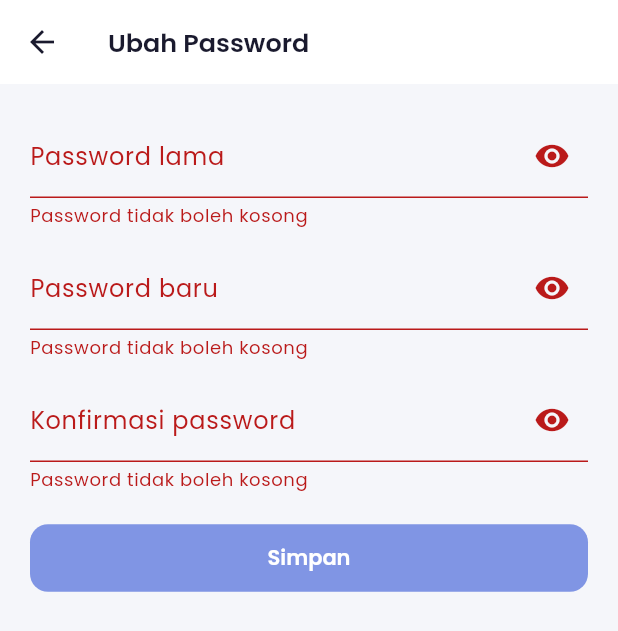
After one commit to Maan-py/Kostify, a Flutter app: the ChangePasswordScreen screen opened directly, after a tap on "Simpan", on a phone screen of 412 x 824 dp. The commit adds this screen. Shown: the top 631 px of the screen. Run offline on Flutter 3.47's test engine with Material 3 defaults, Android fonts, the phone set to English and light mode, and no system bars; our stand-ins replace camera, connectivity_plus, flutter_dotenv, flutter_image_compress, flutter_local_notifications, flutter_map and 9 more; missing offline and left inert: bcrypt, google_mlkit_text_recognition; accounts and stored records are empty.

Commit message:
feat: add tenant change password

```diff
--- a/lib/services/database_helper.dart
+++ b/lib/services/database_helper.dart
@@ -347,14 +347,11 @@ class DatabaseHelper {
     required String newPassword,
   }) async {
     final db = await database;
-    // Verifikasi password lama
-    final result = await db.query(
-      'users',
-      where: 'id = ? AND password = ?',
-      whereArgs: [userId, DatabaseHelper.hashPassword(oldPassword)],
-    );
-    if (result.isEmpty) return false;
-    // Update password baru
+    final maps =
+        await db.query('users', where: 'id = ?', whereArgs: [userId], limit: 1);
+    if (maps.isEmpty) return false;
+    final storedHash = maps.first['password'] as String? ?? '';
+    if (!DatabaseHelper.verifyPassword(oldPassword, storedHash)) return false;
     await db.update(
       'users',
       {'password': DatabaseHelper.hashPassword(newPassword)},
--- /dev/null
+++ b/lib/views/tenant/change_password_screen.dart
@@ -0,0 +1,171 @@
+// lib/views/tenant/change_password_screen.dart
+
+import 'package:flutter/material.dart';
+import 'package:get/get.dart';
+
+import '../../controllers/auth_controller.dart';
+import '../../services/database_helper.dart';
+import '../../utils/validators.dart';
+
+class ChangePasswordScreen extends StatefulWidget {
+  const ChangePasswordScreen({super.key});
+
+  @override
+  State<ChangePasswordScreen> createState() => _ChangePasswordScreenState();
+}
+
+class _ChangePasswordScreenState extends State<ChangePasswordScreen> {
+  final _formKey = GlobalKey<FormState>();
+  final _oldController = TextEditingController();
+  final _newController = TextEditingController();
+  final _confirmController = TextEditingController();
+  final _auth = AuthController.to;
+  final _db = DatabaseHelper();
+
+  bool _loading = false;
+  bool _showOld = false;
+  bool _showNew = false;
+  bool _showConfirm = false;
+
+  @override
+  void dispose() {
+    _oldController.dispose();
+    _newController.dispose();
+    _confirmController.dispose();
+    super.dispose();
+  }
+
+  Future<void> _submit() async {
+    if (!_formKey.currentState!.validate()) return;
+    final user = _auth.currentUser.value;
+    if (user == null || user.id == null) return;
+
+    setState(() => _loading = true);
+    final oldPass = _oldController.text;
+    final newPass = _newController.text;
+    try {
+      final ok = await _db.changePassword(
+        userId: user.id!,
+        oldPassword: oldPass,
+        newPassword: newPass,
+      );
+      if (ok) {
+        if (mounted) {
+          ScaffoldMessenger.of(context).showSnackBar(
+            const SnackBar(
+              content: Text('Password berhasil diperbarui'),
+              backgroundColor: Color(0xFF8095E4),
+            ),
+          );
+          Navigator.pop(context);
+        }
+      } else {
+        if (mounted) {
+          ScaffoldMessenger.of(context).showSnackBar(
+            const SnackBar(
+              content: Text('Password lama salah'),
+              backgroundColor: Colors.red,
+            ),
+          );
+        }
+      }
+    } catch (e) {
+      if (mounted) {
+        ScaffoldMessenger.of(context).showSnackBar(
+          SnackBar(
+              content: Text('Terjadi kesalahan: ${e.toString()}'),
+              backgroundColor: Colors.red),
+        );
+      }
+    } finally {
+      if (mounted) setState(() => _loading = false);
+    }
+  }
+
+  @override
+  Widget build(BuildContext context) {
+    return Scaffold(
+      appBar: AppBar(
+        title: const Text('Ubah Password',
+            style: TextStyle(fontWeight: FontWeight.w600)),
+        backgroundColor: Colors.white,
+        elevation: 0,
+      ),
+      backgroundColor: const Color(0xFFF5F6FA),
+      body: Padding(
+        padding: const EdgeInsets.all(20),
+        child: Form(
+          key: _formKey,
+          child: Column(
+            children: [
+              TextFormField(
+                controller: _oldController,
+                obscureText: !_showOld,
+                decoration: InputDecoration(
+                  labelText: 'Password lama',
+                  suffixIcon: IconButton(
+                    icon: Icon(
+                        _showOld ? Icons.visibility_off : Icons.visibility),
+                    onPressed: () => setState(() => _showOld = !_showOld),
+                  ),
+                ),
+                validator: AppValidators.validatePassword,
+              ),
+              const SizedBox(height: 12),
+              TextFormField(
+                controller: _newController,
+                obscureText: !_showNew,
+                decoration: InputDecoration(
+                  labelText: 'Password baru',
+                  suffixIcon: IconButton(
+                    icon: Icon(
+                        _showNew ? Icons.visibility_off : Icons.visibility),
+                    onPressed: () => setState(() => _showNew = !_showNew),
+                  ),
+                ),
+                validator: AppValidators.validatePassword,
+              ),
+              const SizedBox(height: 12),
+              TextFormField(
+                controller: _confirmController,
+                obscureText: !_showConfirm,
+                decoration: InputDecoration(
+                  labelText: 'Konfirmasi password',
+                  suffixIcon: IconButton(
+                    icon: Icon(
+                        _showConfirm ? Icons.visibility_off : Icons.visibility),
+                    onPressed: () =>
+                        setState(() => _showConfirm = !_showConfirm),
+                  ),
+                ),
+                validator: (v) => AppValidators.validateConfirmPassword(
+                    v, _newController.text),
+              ),
+              const SizedBox(height: 20),
+              SizedBox(
+                width: double.infinity,
+                child: ElevatedButton(
+                  onPressed: _loading ? null : _submit,
+                  style: ElevatedButton.styleFrom(
+                    backgroundColor: const Color(0xFF8095E4),
+                    foregroundColor: Colors.white,
+                    padding: const EdgeInsets.symmetric(vertical: 12),
+                    shape: RoundedRectangleBorder(
+                        borderRadius: BorderRadius.circular(12)),
+                  ),
+                  child: _loading
+                      ? const SizedBox(
+                          height: 18,
+                          width: 18,
+                          child: CircularProgressIndicator(
+                              color: Colors.white, strokeWidth: 2))
+                      : const Text('Simpan'),
+                ),
+              ),
+            ],
+          ),
+        ),
+      ),
+    );
+  }
+}
--- a/lib/views/tenant/tenant_dashboard_screen.dart
+++ b/lib/views/tenant/tenant_dashboard_screen.dart
@@ -21,6 +21,7 @@ import '../../utils/constants.dart';
 import '../../utils/validators.dart';
 import '../shared/saran_kesan_screen.dart';
 import 'tools_screen.dart';
+import 'change_password_screen.dart';
 import 'tenant_map_screen.dart';
 
 class TenantDashboardScreen extends StatefulWidget {
@@ -592,6 +593,11 @@ class _TenantProfileTabState extends State<_TenantProfileTab> {
                 icon: Icons.rate_review_rounded,
                 label: 'Saran & Kesan TPM',
                 onTap: () => Get.to(() => const SaranKesanScreen())),
+            const SizedBox(height: 8),
+            _ProfileMenuItem(
+                icon: Icons.lock_rounded,
+                label: 'Ubah Password',
+                onTap: () => Get.to(() => const ChangePasswordScreen())),
             const SizedBox(height: 8),
             _ProfileMenuItem(
                 icon: Icons.logout_rounded,
```
